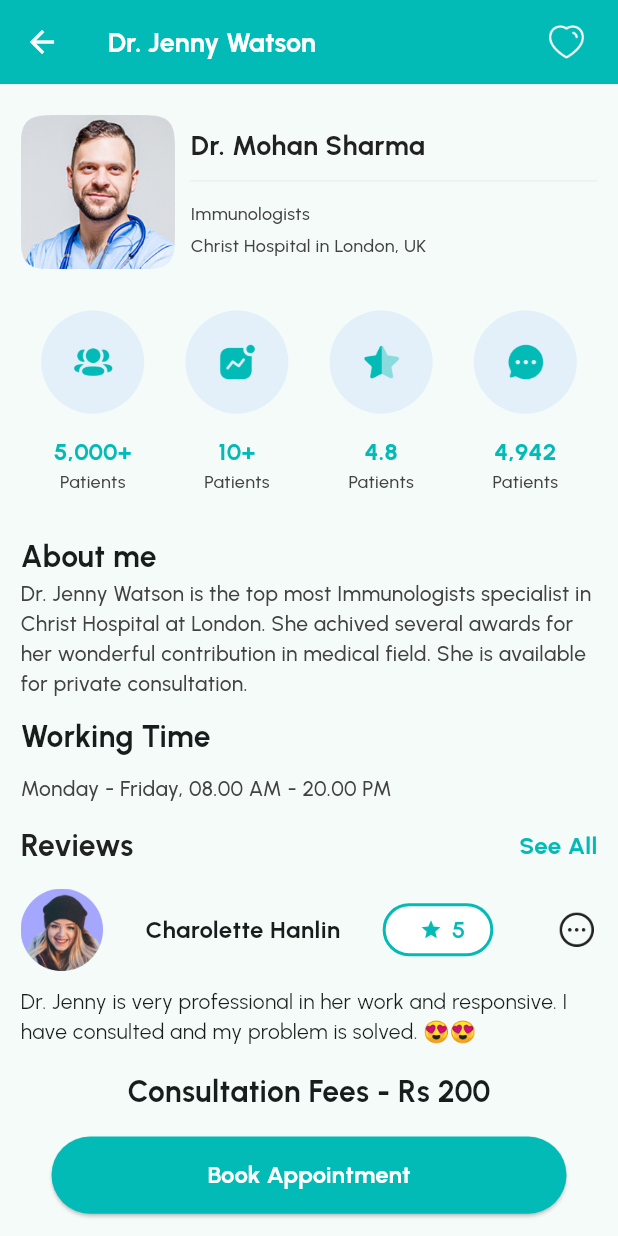
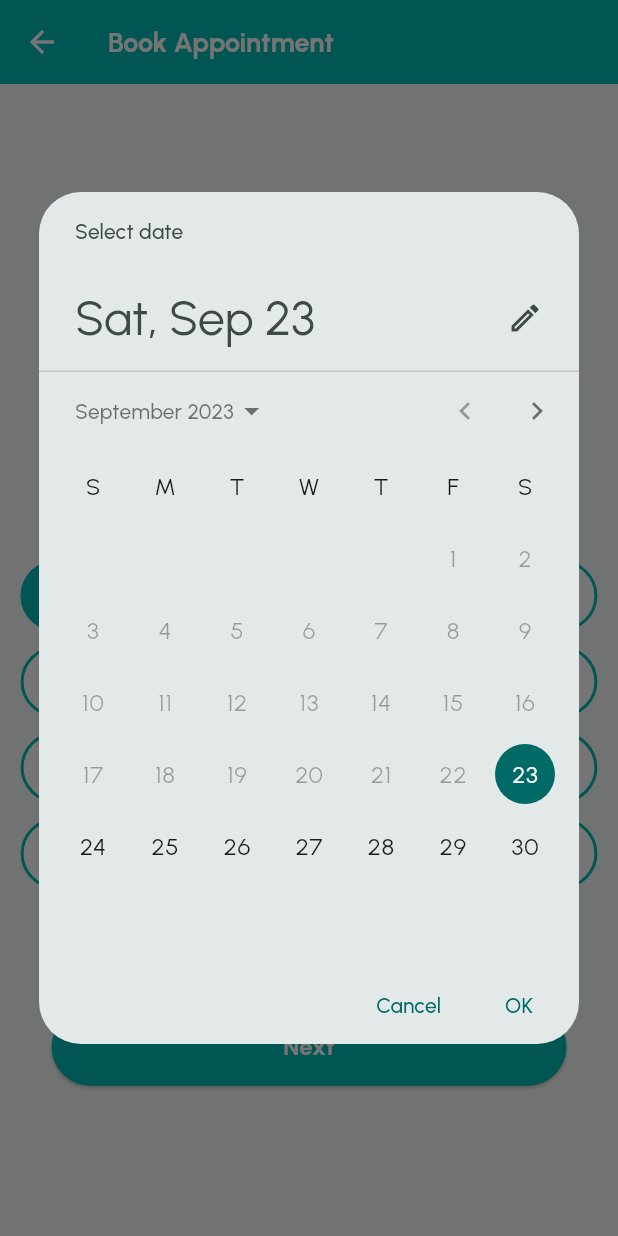
Before and after one commit to panchaniurvisha/medocly, a Flutter app: the DoctorDetailsScreen screen opened by its route, after a tap on "Book Appointment", on a phone screen of 412 x 824 dp. Run offline on Flutter 3.47's test engine with Material 2 defaults, Android fonts, the light colour scheme and no system bars; our stand-ins replace carousel_slider, flutter_spinkit.

Commit message:
"23/9/2023"

```diff
--- a/lib/main.dart
+++ b/lib/main.dart
@@ -23,6 +23,6 @@ class MyApp extends StatelessWidget {
         ),
         debugShowCheckedModeBanner: false,
         routes: appRoutes,
-        initialRoute: RoutesName.patientDetailsScreen);
+        initialRoute: RoutesName.bottomScreen);
   }
 }
--- a/lib/res/common/app_dentist_doctor_list.dart
+++ b/lib/res/common/app_dentist_doctor_list.dart
@@ -59,11 +59,6 @@ class AppDentistDoctorList extends StatelessWidget {
                       height: height(context) / 40,
                     ),
                   ],
-                ),
-                const Divider(
-                  color: AppColors.black,
-                  height: 0,
-                  thickness: 1,
                 ),
                 const Text(
                   AppString.cardiologists,
--- a/lib/res/common/app_review_list_builder.dart
+++ b/lib/res/common/app_review_list_builder.dart
@@ -53,7 +53,7 @@ class AppReviewListViewBuilder extends StatelessWidget {
             ),
             child: Text(review!,
                 style:
-                    const TextStyle(fontSize: 14, fontWeight: FontWeight.w400)),
+                    const TextStyle(fontSize: 12, fontWeight: FontWeight.w400)),
           ),
         ],
       ),
--- a/lib/res/constant/app_string.dart
+++ b/lib/res/constant/app_string.dart
@@ -123,4 +123,9 @@ class AppString {
   static const String rs5 = 'Rs 5.00';
   static const String addressOfJaipur = 'RN 123, Near Shikarpura, Jaipur,';
   static const String rajsthan = 'Rajasthan(302013)';
+
+  ///Book Appointment Screen
+  static const String appBarTitle = 'Book Appointment';
+  static const String selectDate = 'Select Date';
+  static const String selectHour = 'Select Hour';
 }
--- a/lib/utils/routes/app_routes.dart
+++ b/lib/utils/routes/app_routes.dart
@@ -6,6 +6,7 @@ import 'package:medocly/view/find_doctors_screen.dart';
 import 'package:medocly/view/review_summery_screen.dart';
 import 'package:medocly/view/search_doctor_by_name.dart';
 
+import '../../view/book_appointment_screen.dart';
 import '../../view/patient_detaild_screen.dart';
 import '../../view/rating_review_screen.dart';
 
@@ -17,4 +18,5 @@ Map<String, WidgetBuilder> appRoutes = {
   RoutesName.ratingReviewScreen: (context) => const RatingReviewScreen(),
   RoutesName.patientDetailsScreen: (context) => const PatientDetailsScreen(),
   RoutesName.reviewSummeryScreen: (context) => const ReviewSummeryScreen(),
+  RoutesName.bookAppointmentScreen: (context) => const BookAppointmentScreen(),
 };
--- a/lib/utils/routes/routes_name.dart
+++ b/lib/utils/routes/routes_name.dart
@@ -6,4 +6,5 @@ class RoutesName {
   static String ratingReviewScreen = "/RatingReviewScreen";
   static String patientDetailsScreen = "/PatientDetailsScreen";
   static String reviewSummeryScreen = "/ReviewSummeryScreen";
+  static String bookAppointmentScreen = "/BookAppointmentScreen";
 }
--- /dev/null
+++ b/lib/view/book_appointment_screen.dart
@@ -0,0 +1,140 @@
+import 'package:flutter/material.dart';
+import 'package:medocly/res/common/app_elevated_button.dart';
+import 'package:medocly/res/common/media_query.dart';
+
+import '../res/constant/app_colors.dart';
+import '../res/constant/app_string.dart';
+
+class BookAppointmentScreen extends StatefulWidget {
+  const BookAppointmentScreen({super.key});
+
+  @override
+  State<BookAppointmentScreen> createState() => _BookAppointmentScreenState();
+}
+
+class _BookAppointmentScreenState extends State<BookAppointmentScreen> {
+  List<String> data = [
+    "09.00 AM",
+    "09.05 AM",
+    "09.10 AM",
+    "10.30 PM",
+    "11.00 PM",
+    "11.30 PM",
+    "15.00 PM",
+    "15.30 PM",
+    "16.00 PM",
+    "16.30 PM",
+    "17.00 PM",
+    "17.30 PM"
+  ];
+  int selectedValue = 0;
+  DateTime selectedDate = DateTime.now();
+
+  Future<void> selectDate(BuildContext context) async {
+    final DateTime? picked = await showDatePicker(
+      context: context,
+      initialDate: selectedDate,
+      firstDate: DateTime.now(),
+      lastDate: DateTime(DateTime.now().year + 1), // Set a limit for the year
+    );
+    if (picked != null && picked != selectedDate) {
+      setState(() {
+        selectedDate = picked;
+      });
+    }
+  }
+
+  @override
+  void initState() {
+    // TODO: implement initState
+    selectDate(context);
+    super.initState();
+  }
+
+  @override
+  Widget build(BuildContext context) {
+    return Scaffold(
+      appBar: AppBar(
+        backgroundColor: AppColors.skuBlue,
+        leading: const BackButton(
+          color: Colors.white,
+        ),
+        title: const Text(
+          AppString.appBarTitle,
+          style: TextStyle(
+              color: Colors.white, fontWeight: FontWeight.w700, fontSize: 18),
+        ),
+      ),
+      body: Padding(
+        padding: EdgeInsets.symmetric(
+            horizontal: width(context) / 30, vertical: height(context) / 40),
+        child: Column(
+          mainAxisAlignment: MainAxisAlignment.spaceEvenly,
+          children: [
+            const Text(
+              AppString.selectDate,
+              style: TextStyle(
+                color: AppColors.black,
+                fontWeight: FontWeight.w700,
+                fontSize: 20,
+              ),
+            ),
+
+            // ElevatedButton(
+            //   onPressed: () => selectDate(context), // Open date picker
+            //   child: Text(
+            //     "",
+            //     // DateFormat('yyyy-MM-dd')
+            //     //     .format(selectedDate), // Display selected date
+            //     style: TextStyle(
+            //       fontSize: 16,
+            //       fontWeight: FontWeight.bold,
+            //     ),
+            //   ),
+            // ),
+            const Text(
+              AppString.selectHour,
+              style: TextStyle(
+                color: AppColors.black,
+                fontWeight: FontWeight.w700,
+                fontSize: 20,
+              ),
+            ),
+            GridView.builder(
+              gridDelegate: const SliverGridDelegateWithFixedCrossAxisCount(
+                  crossAxisCount: 3,
+                  childAspectRatio: 2.5,
+                  crossAxisSpacing: 15,
+                  mainAxisSpacing: 10),
+              itemBuilder: (context, index) => OutlinedButton(
+                onPressed: () {
+                  setState(() {
+                    selectedValue = index;
+                  });
+                },
+                style: ButtonStyle(
+                    backgroundColor: MaterialStateProperty.all(
+                      selectedValue == index ? AppColors.skuBlue : Colors.white,
+                    ),
+                    side: MaterialStateProperty.all(
+                        const BorderSide(color: AppColors.skuBlue, width: 2))),
+                child: Text(
+                  data[index],
+                  style: TextStyle(
+                      fontSize: 12,
+                      fontWeight: FontWeight.w700,
+                      color: selectedValue == index
+                          ? Colors.white
+                          : AppColors.skuBlue),
+                ),
+              ),
+              itemCount: data.length,
+              shrinkWrap: true,
+            ),
+            AppElevatedButton(onPressed: () {}, text: AppString.next)
+          ],
+        ),
+      ),
+    );
+  }
+}
--- a/lib/view/doctor_details_screen.dart
+++ b/lib/view/doctor_details_screen.dart
@@ -199,7 +199,7 @@ class _DoctorDetailsScreenState extends State<DoctorDetailsScreen> {
                   padding: EdgeInsets.only(top: height(context) / 80),
                   child: const Text(AppString.otherPersonReview,
                       style:
-                          TextStyle(fontSize: 14, fontWeight: FontWeight.w400)),
+                          TextStyle(fontSize: 12, fontWeight: FontWeight.w400)),
                 ),
                 const Align(
                   alignment: Alignment.center,
@@ -209,8 +209,10 @@ class _DoctorDetailsScreenState extends State<DoctorDetailsScreen> {
                           fontSize: 20,
                           fontWeight: FontWeight.w700)),
                 ),
-                const AppElevatedButton(
+                AppElevatedButton(
                   text: AppString.bookAppointment,
+                  onPressed: () => Navigator.pushNamed(
+                      context, RoutesName.bookAppointmentScreen),
                 )
               ],
             ),
```
